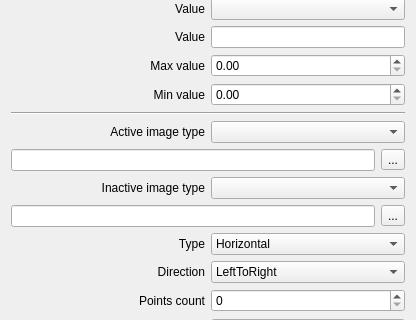
Before: the Qt Designer form sources/awesomewidgets/graphicalitem.ui in arcan1s/awesome-widgets, drawn with Qt 5; both pictures show x 0 to 416 and y 124 to 444 of the 416 by 569 pixel window.
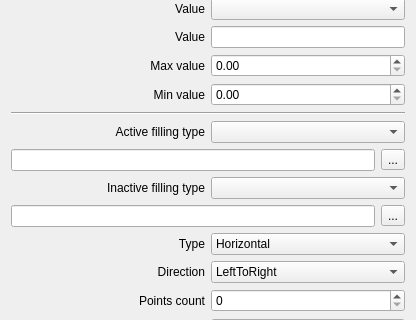
After: the same form once the commit is applied.

What changed in the file:
```diff
--- a/sources/awesomewidgets/graphicalitem.ui
+++ b/sources/awesomewidgets/graphicalitem.ui
@@ -226,7 +226,7 @@
      <item>
       <widget class="QLabel" name="label_activeImageType">
        <property name="text">
-        <string>Active image type</string>
+        <string>Active filling type</string>
        </property>
        <property name="alignment">
         <set>Qt::AlignRight|Qt::AlignTrailing|Qt::AlignVCenter</set>
@@ -261,7 +261,7 @@
      <item>
       <widget class="QLabel" name="label_inactiveImageType">
        <property name="text">
-        <string>Inactive image type</string>
+        <string>Inactive filling type</string>
        </property>
        <property name="alignment">
         <set>Qt::AlignRight|Qt::AlignTrailing|Qt::AlignVCenter</set>
```
